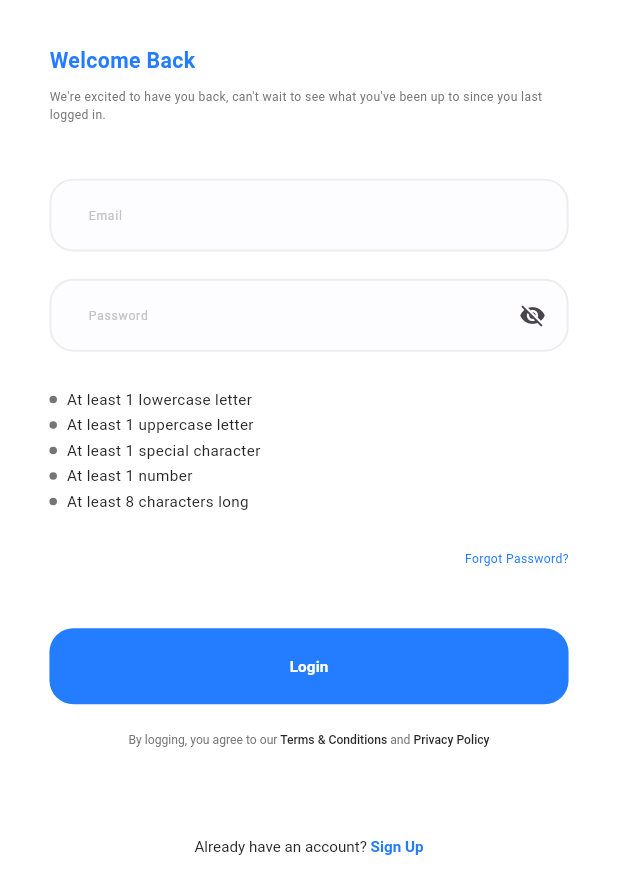
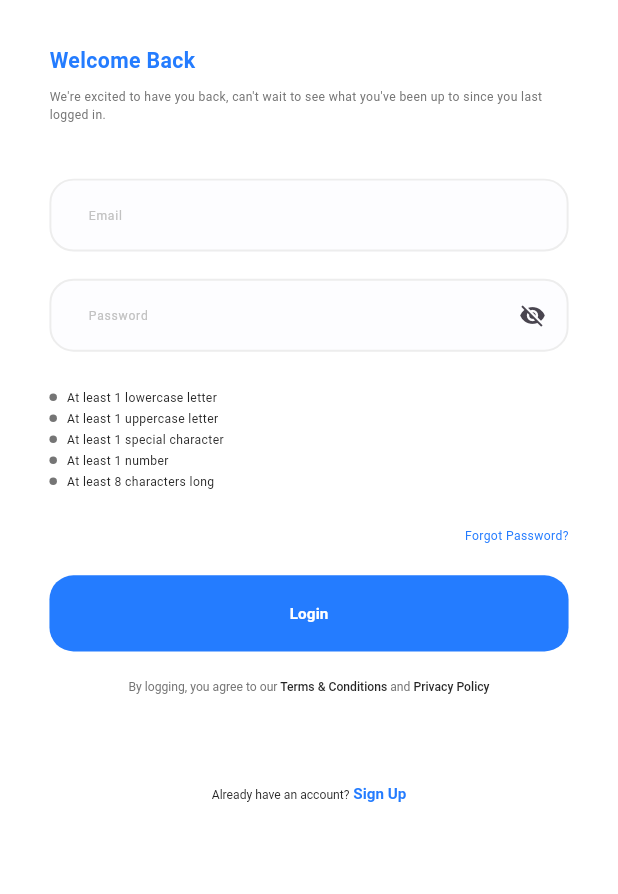
Before and after one commit to azabangy/healthcare, a Flutter app: the screen it shows after launch, after a tap on "Get Started", on a phone screen of 412 x 824 dp. Shown: the top 894 px of the screen. Run offline on Flutter 3.47's test engine with Material 3 defaults, Android fonts, the phone set to English and light mode, and no system bars; our stand-ins replace dio, flutter_bloc, flutter_screenutil, flutter_svg, freezed_annotation, get_it and 2 more; generated files the repository leaves out were written again.

Commit message:
- Changed theme fonts

```diff
--- a/HealthcareApp/lib/core/theming/styles.dart
+++ b/HealthcareApp/lib/core/theming/styles.dart
@@ -29,7 +29,7 @@ class TextStyles {
   );
 
   static TextStyle font13DarkBlueRegular = TextStyle(
-    fontSize: 10.sp,
+    fontSize: 8.sp,
     fontWeight: FontWeightHelper.regular,
     color: ColorsManager.darkBlue,
   );
--- a/HealthcareApp/lib/features/login/ui/login_screen.dart
+++ b/HealthcareApp/lib/features/login/ui/login_screen.dart
@@ -46,7 +46,7 @@ class LoginScreen extends StatelessWidget {
                         style: TextStyles.font13BlueRegular,
                       ),
                     ),
-                    verticalSpace(40),
+                    verticalSpace(20),
                     AppTextButton(
                       buttonText: "Login",
                       textStyle: TextStyles.font16WhiteSemiBold,
```
